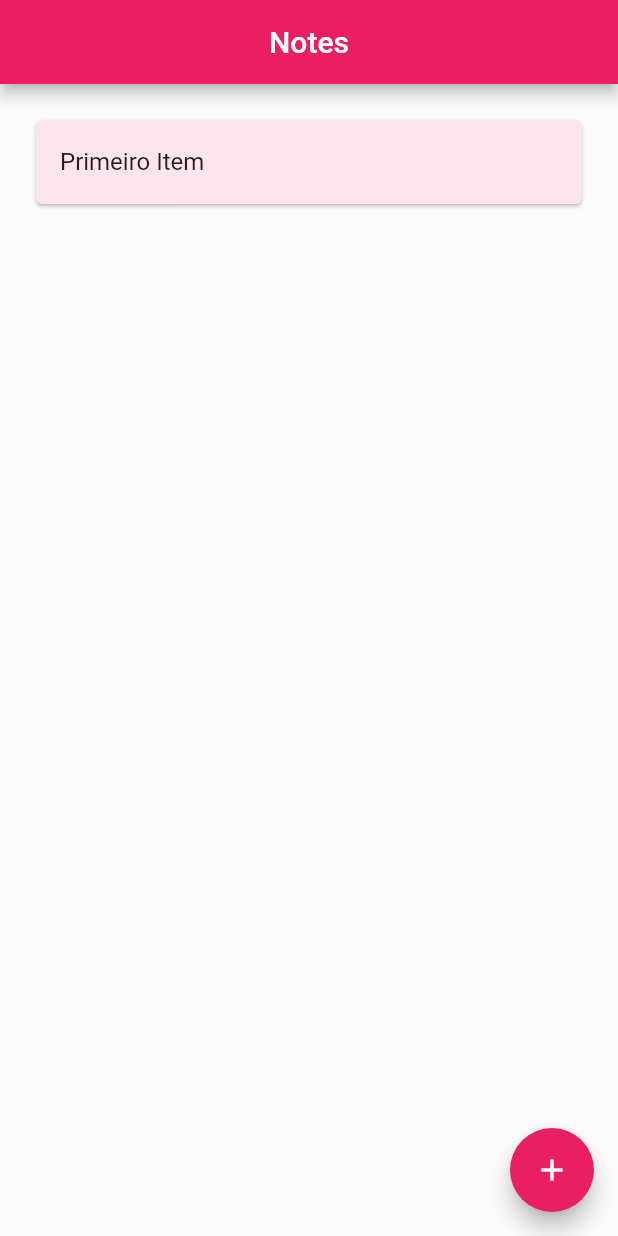
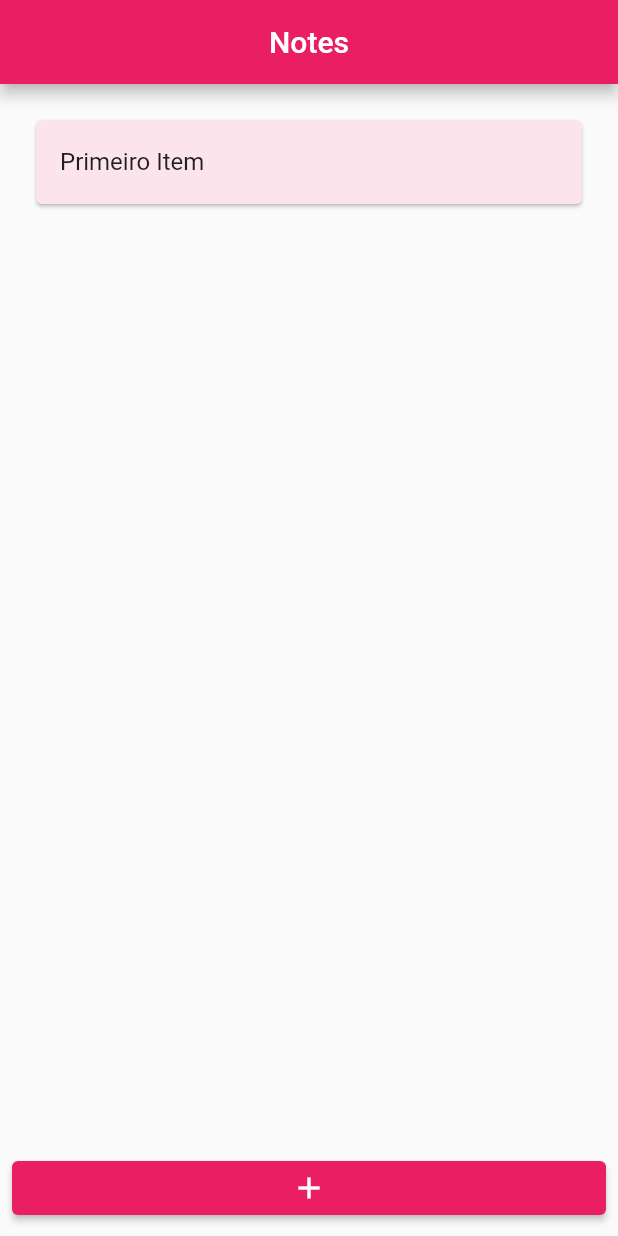
Before and after one commit to byThiagoMem/Notes, a Flutter app: the screen it shows after launch, on a phone screen of 412 x 824 dp. Run offline on Flutter 3.47's test engine with Material 2 defaults, Android fonts, the phone set to English and light mode, and no system bars.

Commit message:
FloatingActionButton changed

```diff
--- a/lib/pages/home_page.dart
+++ b/lib/pages/home_page.dart
@@ -26,16 +26,23 @@ class _HomePageState extends State<HomePage> {
           ],
         ),
       ),
-      floatingActionButton: FloatingActionButton(
-        child: Icon(Icons.add),
+      bottomNavigationBar: Padding(
+        padding: const EdgeInsets.all(8.0),
+        child: ElevatedButton(
+          child: Icon(
+            Icons.add,
+            color: Colors.white,
+          ),
           onPressed: () async {
-          var description = await Navigator.pushNamed(context, '/create_note');
+            var description =
+                await Navigator.pushNamed(context, '/create_note');
             if (description != null) {
               notes.add(description.toString());
               setState(() {});
             }
           },
         ),
+      ),
     );
   }
 }
```
Lines whose indentation alone changed are shown as unchanged.
